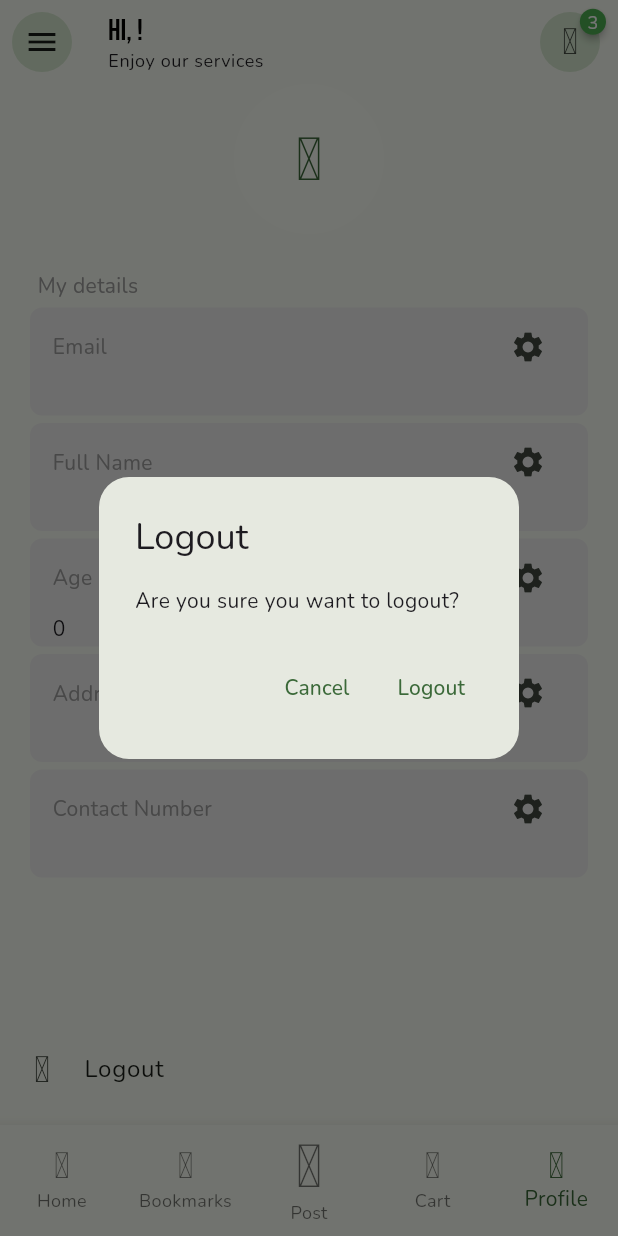
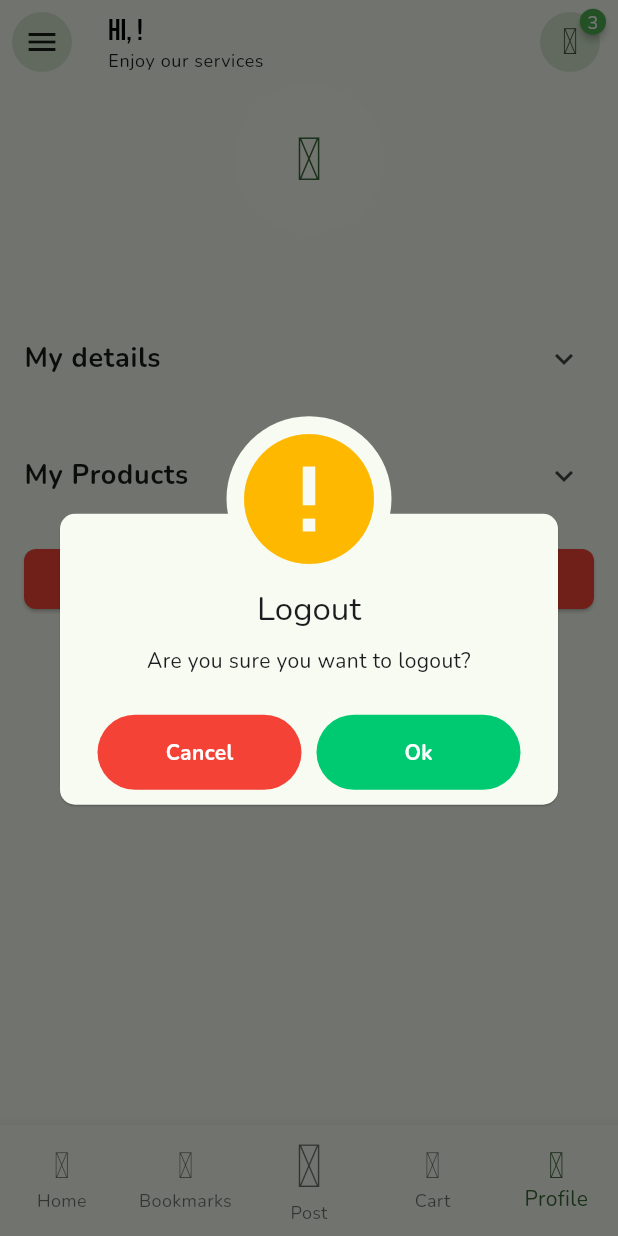
Before and after one commit to Arn0ten/Farma-unofficial, a Flutter app: the screen it shows once a user with an empty profile is signed in, item 5 of the bottom bar chosen, after a tap on "Logout", on a phone screen of 412 x 824 dp. Run offline on Flutter 3.47's test engine with Material 3 defaults, Android fonts, the light colour scheme and no system bars; drawn by our look-alikes of badges; our stand-ins replace awesome_dialog, cloud_firestore, easy_stepper, firebase_auth, firebase_core, firebase_storage and 3 more; accounts and stored records are empty.

Commit message:
First commit

```diff
--- a/lib/components/profile_design.dart
+++ b/lib/components/profile_design.dart
@@ -4,13 +4,22 @@ import 'package:agriplant/components/text_box.dart';
 import 'package:agriplant/pages/checkout_page.dart';
 import 'package:agriplant/pages/orders_page.dart';
 import 'package:agriplant/services/auth/auth_gate.dart';
+import 'package:awesome_dialog/awesome_dialog.dart';
 import 'package:flutter/material.dart';
 import 'package:flutter_iconly/flutter_iconly.dart';
 
+import '../models/product.dart';
+
 class ProfileDesign {
-  static Widget buildProfilePage({required Map<String, dynamic> userData, required Function signOut, required BuildContext context}) {
-    return ListView(
-      physics: const BouncingScrollPhysics(),
+  static Widget buildProfilePage({
+    required BuildContext context,
+    required Map<String, dynamic> userData,
+    required Function signOut,
+    required Stream<List<Product>> userProducts,
+  }) {
+    return SingleChildScrollView(
+      child: Column(
+        crossAxisAlignment: CrossAxisAlignment.stretch,
         children: [
           CircleAvatarWithIcon(
             icon: IconlyLight.profile,
@@ -22,61 +31,74 @@ class ProfileDesign {
               style: Theme.of(context).textTheme.titleMedium,
             ),
           ),
+          const SizedBox(height: 30,),
 
-        const Padding(
-          padding: EdgeInsets.only(left: 25.0),
-          child: Text(
+          // Expandable "My details" section
+          ExpansionTile(
+            title: const Text(
               'My details',
-            style: TextStyle(color: Colors.grey),
+              style: TextStyle(
+                fontWeight: FontWeight.bold,
+                fontSize: 18,
               ),
             ),
-
-        MyTextBox(
-          text: userData['email'],
-          sectionName: 'Email',
+            children: [
+              _buildDetailCard('Email', userData['email'], IconlyLight.message),
+              _buildDetailCard('Full Name', userData['fullName'], IconlyLight.user2),
+              _buildDetailCard('Age', userData['age'].toString(), IconlyLight.calendar),
+              _buildDetailCard('Address', userData['address'], IconlyLight.location),
+              _buildDetailCard('Contact Number', userData['contactNumber'].toString(), IconlyLight.call),
+            ],
           ),
 
-        MyTextBox(
-          text: userData['fullName'],
-          sectionName: 'Full Name',
+          const SizedBox(height: 20),
+
+          // "My Products" section
+          ExpansionTile(
+            title: const Text(
+              'My Products',
+              style: TextStyle(
+                fontWeight: FontWeight.bold,
+                fontSize: 18,
               ),
-        MyTextBox(
-          text: userData['age'].toString(),
-          sectionName: 'Age',
+            ),
+            children: [
+              StreamBuilder<List<Product>>(
+                stream: userProducts,
+                builder: (context, snapshot) {
+                  if (snapshot.hasData && snapshot.data!.isNotEmpty) {
+                    return Column(
+                      children: snapshot.data!.map((product) {
+                        return _buildProductCard(product);
+                      }).toList(),
+                    );
+                  } else if (snapshot.hasError) {
+                    return Center(
+                      child: Text('Error ${snapshot.error}'),
+                    );
+                  }
+                  return const Center(
+                    child: Text('No products posted yet.'),
+                  );
+                },
+              ),
+            ],
           ),
 
-        MyTextBox(
-          text: userData['address'],
-          sectionName: 'Address',
-        ),
-
-        MyTextBox(
-          text: userData['contactNumber'].toString(),
-          sectionName: 'Contact Number',
-        ),
-        const SizedBox(height: 100),
-        ListTile(
-          title: const Text("Logout"),
-          leading: const Icon(IconlyLight.logout),
-          onTap: () {
-            showDialog(
+          // Logout button outside of the scrollable list
+          // Checkout button outside of the scrollable list
+          Padding(
+            padding: const EdgeInsets.all(16.0),
+            child: ElevatedButton(
+              onPressed: () {
+                AwesomeDialog(
                   context: context,
-              builder: (BuildContext context) {
-                return AlertDialog(
-                  shape: RoundedRectangleBorder(
-                    borderRadius: BorderRadius.circular(20.0),
-                  ),
-                  title: const Text("Logout"),
-                  content: const Text("Are you sure you want to logout?"),
-                  actions: [
-                    TextButton(
-                      onPressed: () {
-                        Navigator.pop(context);
-                      },
-                      child: const Text("Cancel"),
-                    ),
-                    TextButton(
-                      onPressed: () {
+                  dialogType: DialogType.WARNING,
+                  animType: AnimType.SCALE,
+                  title: 'Logout',
+                  desc: 'Are you sure you want to logout?',
+                  btnCancelOnPress: () {},
+                  btnOkOnPress: () {
                     signOut();
                     Navigator.push(
                       context,
@@ -85,15 +107,63 @@ class ProfileDesign {
                       ),
                     );
                   },
-                      child: const Text("Logout"),
+                )..show();
+              },
+              style: ElevatedButton.styleFrom(
+                primary: Colors.red,
+                shape: RoundedRectangleBorder(
+                  borderRadius: BorderRadius.circular(8),
+                ),
+              ),
+              child: const Text(
+                'Logout',
+                style: TextStyle(
+                  color: Colors.white,
+                  fontSize: 16,
+                  fontWeight: FontWeight.bold,
+                ),
+              ),
+            ),
           ),
         ],
-                );
-              },
-            );
-          },
       ),
-      ],
     );
   }
+
+// _buildDetailCard and _buildProductCard methods remain the same
 }
+
+
+   Widget _buildDetailCard(String title, String value, IconData iconData) {
+    return Card(
+      margin: const EdgeInsets.symmetric(vertical: 8, horizontal: 16),
+      child: ListTile(
+        leading: Icon(
+          iconData,
+          color: Colors.green,
+        ),
+        title: Text(
+          title,
+          style: TextStyle(
+            fontWeight: FontWeight.bold,
+          ),
+        ),
+        subtitle: Text(value),
+      ),
+    );
+  }
+   Widget _buildProductCard(Product product) {
+    return Card(
+      margin: const EdgeInsets.symmetric(vertical: 8, horizontal: 16),
+      child: ListTile(
+        title: Text(
+          product.name,
+          style: TextStyle(
+            fontWeight: FontWeight.bold,
+          ),
+        ),
+        subtitle: Text('Price: \₱${product.price.toString()}'),
+        // Add other details you want to display
+      ),
+    );
+  }
--- a/lib/pages/bookmark_page.dart
+++ b/lib/pages/bookmark_page.dart
@@ -9,6 +9,7 @@ class BookmarkPage extends StatelessWidget {
   @override
   Widget build(BuildContext context) {
     return Scaffold(
+      key: UniqueKey(), // Set a unique key for Scaffold
       appBar: AppBar(
         title: Text('Bookmarks'),
       ),
@@ -28,6 +29,7 @@ class BookmarkPage extends StatelessWidget {
 
     return Center(
       child: StreamBuilder(
+        key: UniqueKey(), // Set a unique key for StreamBuilder
         stream: FirebaseFirestore.instance
             .collection('bookmarks')
             .where('userId', isEqualTo: currentUser.uid)
@@ -56,6 +58,7 @@ class BookmarkPage extends StatelessWidget {
           }
 
           return ListView.builder(
+            key: UniqueKey(), // Set a unique key for ListView.builder
             itemCount: bookmarkedProductIds.length,
             itemBuilder: (context, index) {
               return BookmarkProductCard(
--- a/lib/pages/product_post_page.dart
+++ b/lib/pages/product_post_page.dart
@@ -1,6 +1,5 @@
 // product_post_page.dart
 import 'dart:io';
-
 import 'package:firebase_auth/firebase_auth.dart';
 import 'package:flutter/material.dart';
 import 'package:image_picker/image_picker.dart';
--- a/lib/pages/profile_page.dart
+++ b/lib/pages/profile_page.dart
@@ -1,10 +1,12 @@
-import 'package:agriplant/components/profile_design.dart';
-import 'package:agriplant/services/auth/auth_gate.dart';
-import 'package:agriplant/services/auth/auth_service.dart';
-import 'package:cloud_firestore/cloud_firestore.dart';
-import 'package:firebase_auth/firebase_auth.dart';
 import 'package:flutter/material.dart';
 import 'package:provider/provider.dart';
+import 'package:firebase_auth/firebase_auth.dart';
+import 'package:cloud_firestore/cloud_firestore.dart';
+import 'package:agriplant/services/product/product_service.dart';
+import 'package:agriplant/models/product.dart';
+
+import '../components/profile_design.dart';
+import '../services/auth/auth_service.dart';
 
 class ProfilePage extends StatefulWidget {
   const ProfilePage({super.key, required String userFullName});
@@ -15,6 +17,13 @@ class ProfilePage extends StatefulWidget {
 
 class _ProfilePageState extends State<ProfilePage> {
   final currentUser = FirebaseAuth.instance.currentUser!;
+  late ProductService _productService;
+
+  @override
+  void initState() {
+    super.initState();
+    _productService = ProductService();
+  }
 
   void signOut() {
     final authService = Provider.of<AuthService>(context, listen: false);
@@ -29,7 +38,16 @@ class _ProfilePageState extends State<ProfilePage> {
         builder: (context, snapshot) {
           if (snapshot.hasData) {
             final userData = snapshot.data!.data() as Map<String, dynamic>;
-            return ProfileDesign.buildProfilePage(context: context, userData: userData, signOut: signOut);
+
+            // Fetch the user's products stream
+            final userProductsStream = _productService.getUserProducts(currentUser.uid);
+
+            return ProfileDesign.buildProfilePage(
+              context: context,
+              userData: userData,
+              signOut: signOut,
+              userProducts: userProductsStream, // Pass the user's products stream
+            );
           } else if (snapshot.hasError) {
             return Center(
               child: Text('Error ${snapshot.error}'),
--- a/lib/services/product/product_service.dart
+++ b/lib/services/product/product_service.dart
@@ -152,6 +152,30 @@
       throw e; // Re-throw the exception for the caller to handle
     }
   }
+  Stream<List<Product>> getUserProducts(String userId) {
+    try {
+      return _productsCollection
+          .where('postedByUser.uid', isEqualTo: userId)
+          .snapshots()
+          .map((snapshot) {
+        return snapshot.docs.map((doc) {
+          Map<String, dynamic> data = doc.data() as Map<String, dynamic>;
 
+          return Product(
+            id: doc.id,
+            name: data['name'],
+            description: data['description'],
+            image: data['image'],
+            price: data['price'].toDouble(),
+            unit: data['unit'],
+            postedByUser: PostedByUser.fromMap(data['postedByUser']),
+          );
+        }).toList();
+      });
+    } catch (e) {
+      print('Error getting user products: $e');
+      throw e;
+    }
+  }
 // Add other methods as needed, e.g., updateProduct, deleteProduct, etc.
 }
```
Also changed, not shown: lib/pages/users_profile_page.dart (deleted, +0 -71 lines), lib/widgets/bookmark_card.dart (+13 -12 lines), lib/widgets/product_card.dart (+96 -102 lines), lib/models/product.dart (line endings or trailing spaces), lib/widgets/designs/product_post_design.dart (line endings or trailing spaces), 1 other file. Lines whose indentation alone changed are shown as unchanged.
